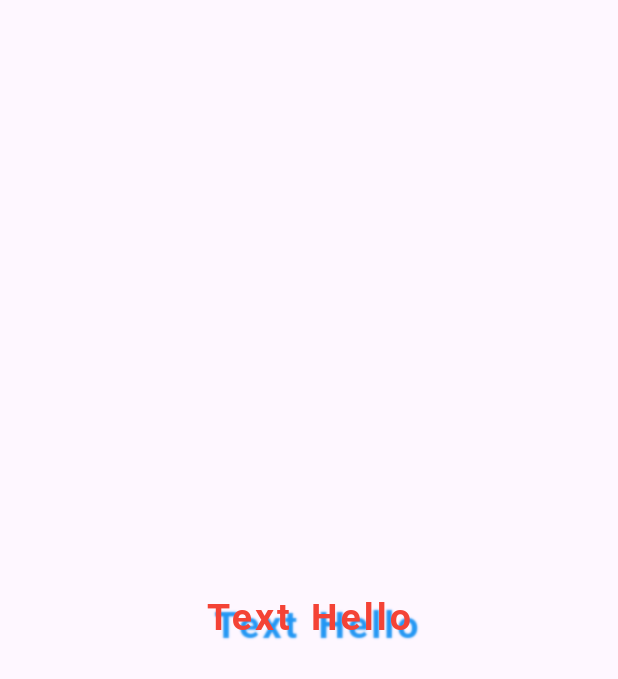
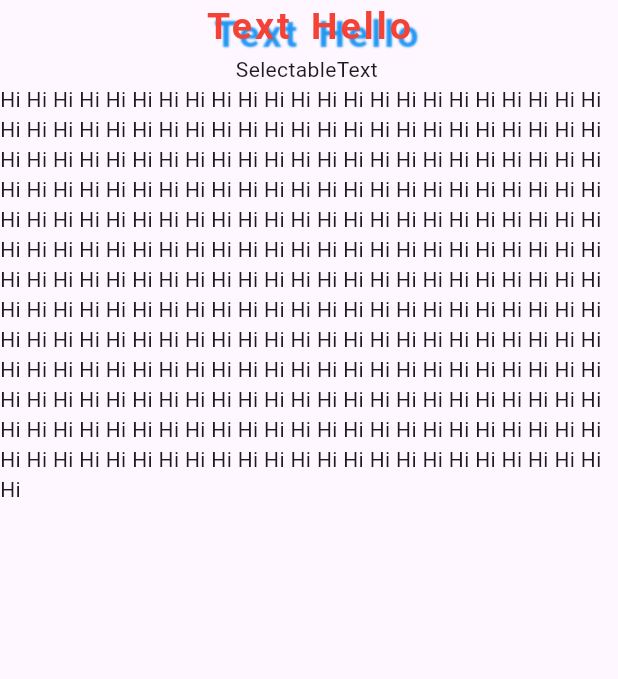
Before and after one commit to apon06/flutter_journey, a Flutter app: the TextWidgets screen opened directly, on a phone screen of 412 x 824 dp. Shown: the top 679 px of the screen. Run offline on Flutter 3.47's test engine with Material 3 defaults, Android fonts, the phone set to English and light mode, and no system bars.

Commit message:
SelectableText add

```diff
--- a/lib/flutter/widgets/material/text_widgets.dart
+++ b/lib/flutter/widgets/material/text_widgets.dart
@@ -5,9 +5,11 @@ class TextWidgets extends StatelessWidget {
 
   @override
   Widget build(BuildContext context) {
-    return const Scaffold(
+    return  Scaffold(
       body: Center(
-        child: Text(
+        child: Column(
+          children: [
+            const Text(
               'Text Hello',
               textAlign: TextAlign.start,
               overflow: TextOverflow.fade,
@@ -29,6 +31,10 @@ class TextWidgets extends StatelessWidget {
                 /// many more
               ),
             ),
+            const SelectableText('SelectableText'),
+            Text('Hi '*300),
+          ],
+        ),
       ),
     );
   }
```
Lines whose indentation alone changed are shown as unchanged.
